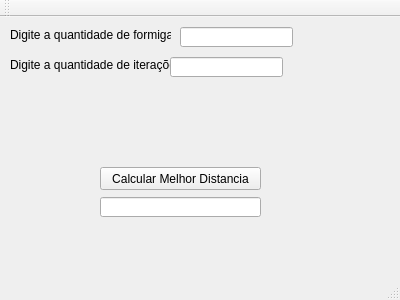
This is mainwindow.ui in hxrocha/TIA as Qt 5 draws it before an edit. The edited form follows.
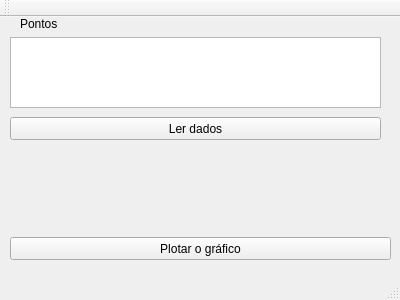
This is the edited form.

Patch:
```diff
--- a/mainwindow.ui
+++ b/mainwindow.ui
@@ -14,74 +14,54 @@
    <string>MainWindow</string>
   </property>
   <widget class="QWidget" name="centralWidget">
-   <widget class="QPushButton" name="pushButton">
+   <widget class="QTextEdit" name="dadostxt">
     <property name="geometry">
      <rect>
-      <x>100</x>
-      <y>150</y>
-      <width>161</width>
-      <height>23</height>
-     </rect>
-    </property>
-    <property name="text">
-     <string>Calcular Melhor Distancia</string>
-    </property>
-   </widget>
-   <widget class="QLineEdit" name="edResposta">
-    <property name="geometry">
-     <rect>
-      <x>100</x>
-      <y>180</y>
-      <width>161</width>
-      <height>20</height>
+      <x>10</x>
+      <y>20</y>
+      <width>371</width>
+      <height>71</height>
      </rect>
     </property>
    </widget>
    <widget class="QLabel" name="label">
     <property name="geometry">
      <rect>
-      <x>10</x>
-      <y>10</y>
-      <width>161</width>
-      <height>16</height>
+      <x>20</x>
+      <y>0</y>
+      <width>47</width>
+      <height>13</height>
      </rect>
     </property>
     <property name="text">
-     <string>Digite a quantidade de formigas</string>
+     <string>Pontos</string>
     </property>
    </widget>
-   <widget class="QLineEdit" name="edFormigas">
+   <widget class="QPushButton" name="pushButton">
     <property name="geometry">
      <rect>
-      <x>180</x>
-      <y>10</y>
-      <width>113</width>
-      <height>20</height>
-     </rect>
-    </property>
-   </widget>
-   <widget class="QLabel" name="label_2">
-    <property name="geometry">
-     <rect>
       <x>10</x>
-      <y>40</y>
-      <width>161</width>
-      <height>16</height>
+      <y>100</y>
+      <width>371</width>
+      <height>23</height>
      </rect>
     </property>
     <property name="text">
-     <string>Digite a quantidade de iterações</string>
+     <string>Ler dados</string>
     </property>
    </widget>
-   <widget class="QLineEdit" name="edIteracoes">
+   <widget class="QPushButton" name="pushButton_2">
     <property name="geometry">
      <rect>
-      <x>170</x>
-      <y>40</y>
-      <width>113</width>
-      <height>20</height>
+      <x>10</x>
+      <y>220</y>
+      <width>381</width>
+      <height>23</height>
      </rect>
     </property>
+    <property name="text">
+     <string>Plotar o gráfico</string>
+    </property>
    </widget>
   </widget>
   <widget class="QMenuBar" name="menuBar">
```
